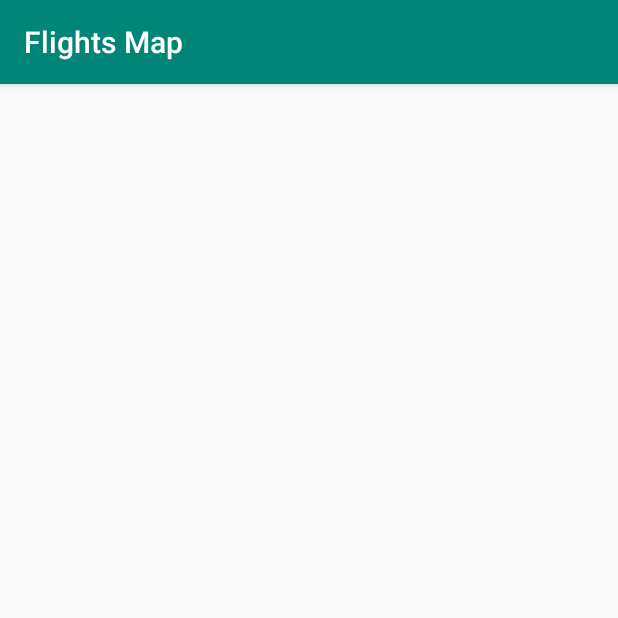
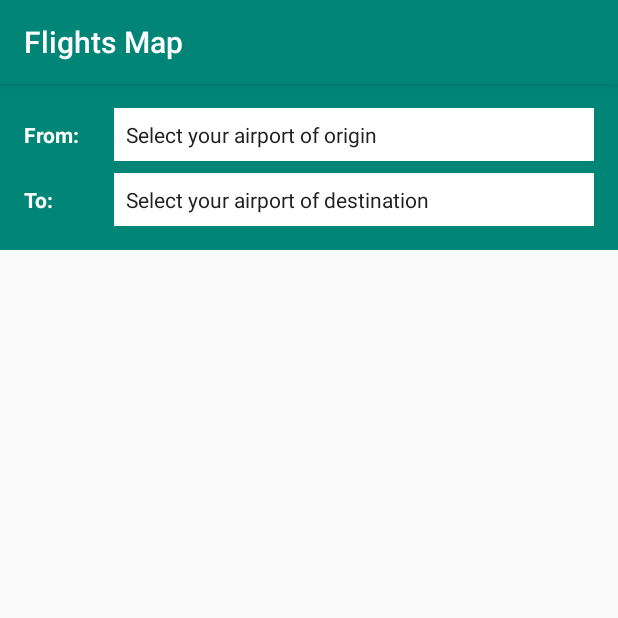
Before and after one commit to raeve/flights-map-app, an Android app: the screen it shows after launch (FlightListActivity), on a phone screen of 412 x 824 dp, the top half of it. Run offline under Robolectric (Android 15) with nearby library versions, the phone set to English and light mode, and no system bars; our stand-ins replace Dagger/Hilt's generated code, RxJava; 3 statements that could not run were skipped.

Commit message:
Added view to render airports on selection

```diff
--- a/app/build.gradle
+++ b/app/build.gradle
@@ -32,6 +32,7 @@ dependencies {
 
     //Android
     implementation 'com.android.support:appcompat-v7:28.0.0'
+    implementation 'com.android.support:recyclerview-v7:28.0.0'
 
     //Dagger
     implementation "com.google.dagger:dagger:2.17"
--- a/app/src/main/java/com/rubenexposito/flightsmap/domain/model/Airport.kt
+++ b/app/src/main/java/com/rubenexposito/flightsmap/domain/model/Airport.kt
@@ -1,3 +1,3 @@
 package com.rubenexposito.flightsmap.domain.model
 
-data class Airport(val airportCode: String, val country: String, val countryCode: String)
+data class Airport(val airportCode: String, val city: String, val countryCode: String)
--- /dev/null
+++ b/app/src/main/java/com/rubenexposito/flightsmap/presentation/flightlist/FlightListAdapter.kt
@@ -0,0 +1,50 @@
+package com.rubenexposito.flightsmap.presentation.flightlist
+
+import android.support.v7.widget.RecyclerView
+import android.view.LayoutInflater
+import android.view.View
+import android.view.ViewGroup
+import com.rubenexposito.flightsmap.R
+import com.rubenexposito.flightsmap.domain.model.Airport
+import kotlinx.android.synthetic.main.item_airport.view.*
+
+class FlightListAdapter(private val listener: ItemListener) : RecyclerView.Adapter<AirportViewHolder>() {
+    var airportList: MutableList<Airport> = ArrayList()
+
+    var from = true
+
+    init {
+        setHasStableIds(true)
+    }
+
+    override fun onCreateViewHolder(parent: ViewGroup, viewType: Int): AirportViewHolder = AirportViewHolder(LayoutInflater.from(parent.context).inflate(R.layout.item_airport, parent, false))
+    override fun getItemViewType(position: Int): Int = VIEW_TYPE_AIRPORT
+    override fun getItemId(position: Int): Long = airportList[position].airportCode.hashCode().toLong()
+    override fun getItemCount(): Int = airportList.size
+    override fun onBindViewHolder(holder: AirportViewHolder, position: Int) {
+        val item = airportList[position]
+        holder.bind(item)
+        holder.itemView.setOnClickListener { listener.onAirportSelected(item, from) }
+    }
+
+    fun addAirports(airportList: List<Airport>) {
+        this.airportList.addAll(airportList)
+    }
+
+    companion object {
+        const val VIEW_TYPE_AIRPORT = 123
+        const val VIEW_TYPE_SCHEDULE = 321
+    }
+}
+
+interface ItemListener {
+    fun onAirportSelected(airport: Airport, from: Boolean)
+}
+
+class AirportViewHolder(itemView: View) : RecyclerView.ViewHolder(itemView) {
+    fun bind(item: Airport) = with(itemView) {
+        tvAirportCode.text = item.airportCode
+        val city = "${item.city}(${item.countryCode})"
+        tvAirportCity.text = city
+    }
+}
--- a/app/src/main/java/com/rubenexposito/flightsmap/presentation/flightlist/FlightListContract.kt
+++ b/app/src/main/java/com/rubenexposito/flightsmap/presentation/flightlist/FlightListContract.kt
@@ -1,16 +1,20 @@
 package com.rubenexposito.flightsmap.presentation.flightlist
 
 import android.support.annotation.StringRes
+import com.rubenexposito.flightsmap.domain.model.Airport
 
 interface FlightListContract {
     interface  View {
-        fun showAirports(reset: Boolean)
-        fun showFlights(reset: Boolean)
+        fun onPrepared()
+        fun showAirports(airportList: List<Airport>, from: Boolean)
         fun showError(@StringRes resId: Int)
+        fun updateAirportTo(text: String)
+        fun updateAirportFrom(text: String)
     }
 
-    interface Presenter {
+    interface Presenter : ItemListener {
         fun onCreate()
         fun onPause()
+        fun requestAirports(from: Boolean)
     }
 }
--- a/app/src/main/res/layout/activity_flight_list.xml
+++ b/app/src/main/res/layout/activity_flight_list.xml
@@ -1,7 +1,67 @@
 <?xml version="1.0" encoding="utf-8"?>
 <LinearLayout xmlns:android="http://schemas.android.com/apk/res/android"
-              android:orientation="vertical"
-              android:layout_width="match_parent"
-              android:layout_height="match_parent">
+    android:layout_width="match_parent"
+    android:layout_height="match_parent"
+    android:orientation="vertical">
 
+    <LinearLayout
+        android:id="@+id/llOptions"
+        android:layout_width="match_parent"
+        android:layout_height="wrap_content"
+        android:background="@color/colorPrimary"
+        android:orientation="vertical"
+        android:padding="16dp">
+
+        <LinearLayout
+            android:layout_width="match_parent"
+            android:layout_height="wrap_content"
+            android:orientation="horizontal">
+
+            <TextView
+                android:layout_width="60dp"
+                android:layout_height="wrap_content"
+                android:text="@string/flights_from"
+                android:textColor="@color/white"
+                android:textStyle="bold" />
+
+            <TextView
+                android:id="@+id/tvFrom"
+                android:layout_width="match_parent"
+                android:layout_height="wrap_content"
+                android:background="@color/white"
+                android:padding="8dp"
+                android:text="@string/flights_from_select"
+                android:textColor="@color/black" />
+
+        </LinearLayout>
+
+        <LinearLayout
+            android:layout_width="match_parent"
+            android:layout_height="wrap_content"
+            android:layout_marginTop="8dp"
+            android:orientation="horizontal">
+
+            <TextView
+                android:layout_width="60dp"
+                android:layout_height="wrap_content"
+                android:text="@string/flights_to"
+                android:textColor="@color/white"
+                android:textStyle="bold" />
+
+            <TextView
+                android:id="@+id/tvTo"
+                android:layout_width="match_parent"
+                android:layout_height="wrap_content"
+                android:background="@color/white"
+                android:padding="8dp"
+                android:text="@string/flights_to_select"
+                android:textColor="@color/black" />
+
+        </LinearLayout>
+    </LinearLayout>
+
+    <android.support.v7.widget.RecyclerView
+        android:id="@+id/rvItems"
+        android:layout_width="match_parent"
+        android:layout_height="match_parent"/>
 </LinearLayout>
--- a/app/src/main/res/values/colors.xml
+++ b/app/src/main/res/values/colors.xml
@@ -3,4 +3,6 @@
     <color name="colorPrimary">#008577</color>
     <color name="colorPrimaryDark">#00574B</color>
     <color name="colorAccent">#D81B60</color>
+    <color name="white">#FFFFFF</color>
+    <color name="black">#212121</color>
 </resources>
--- a/app/src/main/res/values/strings.xml
+++ b/app/src/main/res/values/strings.xml
@@ -4,4 +4,9 @@
     <string name="error_token_not_updated">We could not retrieve your token from API. Please review your credentials
     </string>
     <string name="error_airports_not_retrieved">We could not retrieve the airports. Please review your network.</string>
+    <string name="flights_from">From: </string>
+    <string name="flights_to">To: </string>
+    <string name="flights_from_select">Select your airport of origin</string>
+    <string name="flights_to_select">Select your airport of destination</string>
+
 </resources>
```
Also changed, not shown: app/src/main/java/com/rubenexposito/flightsmap/presentation/flightlist/FlightListActivity.kt (+47 -5 lines), app/src/main/java/com/rubenexposito/flightsmap/presentation/flightlist/FlightListPresenter.kt (+10 -4 lines), app/src/main/res/layout/item_airport.xml (added, +25 -0 lines).
